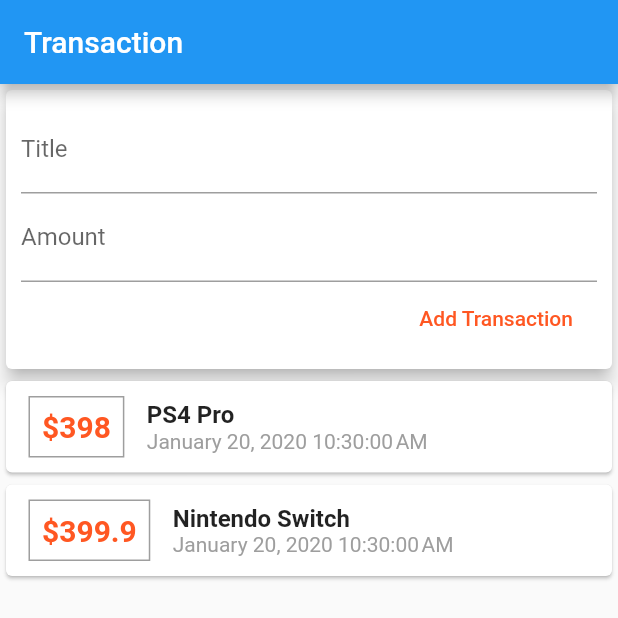
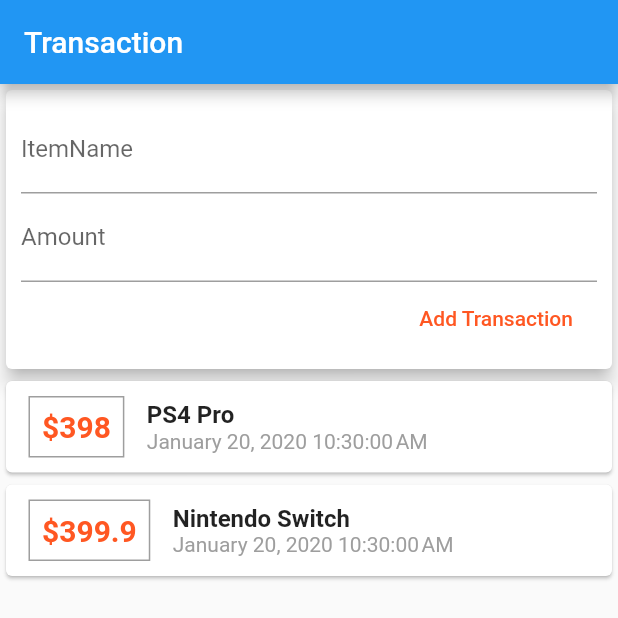
Before and after one commit to ImBeemoX/flutter-personal-expenses, a Flutter app: the screen it shows after launch, on a phone screen of 412 x 824 dp, the top half of it. Run offline on Flutter 3.47's test engine with Material 2 defaults, Android fonts, the phone set to English and light mode, and no system bars.

Commit message:
add label text

```diff
--- a/lib/main.dart
+++ b/lib/main.dart
@@ -41,7 +41,7 @@ class MyHomePage extends State {
                 crossAxisAlignment: CrossAxisAlignment.end,
                 children: <Widget>[
                   TextField(
-                    decoration: InputDecoration(labelText: "Title"),
+                    decoration: InputDecoration(labelText: "ItemName"),
                     onChanged: (value) {
                       this.titleInput = value;
                     },
```
